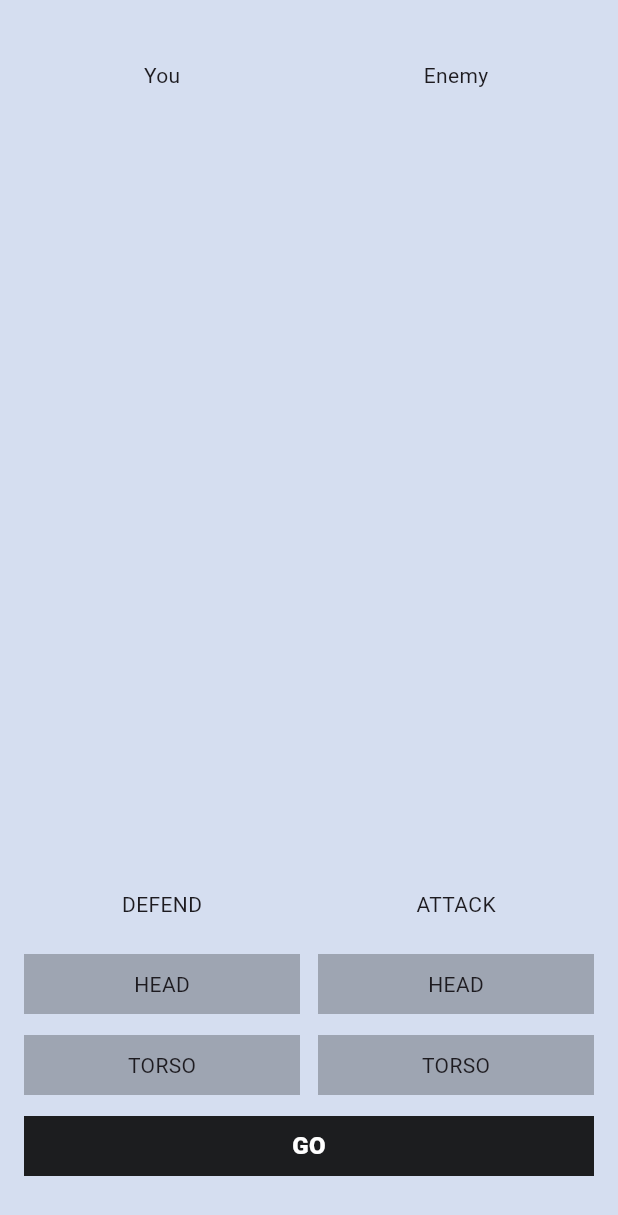
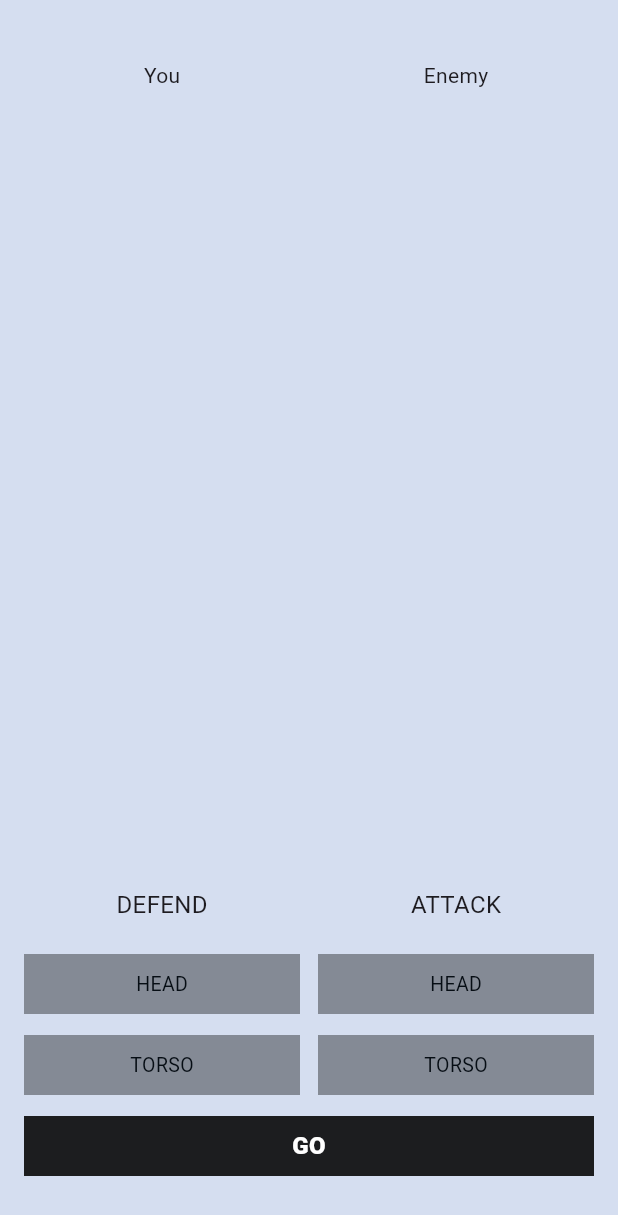
Before and after one commit to PavelSilinskiy/flutter_fight_club, a Flutter app: the screen it shows after launch, on a phone screen of 412 x 824 dp. Shown: the top 1215 px of the screen. Run offline on Flutter 3.47's test engine with Material 3 defaults, Android fonts, the phone set to English and light mode, and no system bars.

Commit message:
Changed buttons color

```diff
--- a/lib/main.dart
+++ b/lib/main.dart
@@ -89,7 +89,15 @@ class _MyHomePageState extends State<MyHomePage> {
                   children: [
                     SizedBox(
                       height: 40,
-                      child: Center(child: Text('Defend'.toUpperCase())),
+                      child: Center(
+                        child: Text(
+                          'Defend'.toUpperCase(),
+                          style: TextStyle(
+                            fontSize: 16,
+                            fontWeight: FontWeight.w400,
+                          ),
+                        ),
+                      ),
                     ),
                     SizedBox(height: 13),
                     BodyPartButton(
@@ -112,7 +120,15 @@ class _MyHomePageState extends State<MyHomePage> {
                   children: [
                     SizedBox(
                       height: 40,
-                      child: Center(child: Text('Attack'.toUpperCase())),
+                      child: Center(
+                        child: Text(
+                          'Attack'.toUpperCase(),
+                          style: TextStyle(
+                            fontSize: 16,
+                            fontWeight: FontWeight.w400,
+                          ),
+                        ),
+                      ),
                     ),
                     SizedBox(height: 13),
                     BodyPartButton(
@@ -209,8 +225,18 @@ class BodyPartButton extends StatelessWidget {
       child: SizedBox(
         height: 40,
         child: ColoredBox(
-          color: selected ? Color.fromRGBO(28, 121, 206, 1) : Colors.black26,
-          child: Center(child: Text(bodyPart.name.toUpperCase())),
+          color: selected ? Color(0xFF1C79CE) : Color.fromRGBO(0, 0, 0, 0.38),
+          child: Center(
+            child: Text(
+              style: TextStyle(
+                color: selected ? Color(0xFFFFFFFF) : Color(0xFF060D14),
+                fontSize: 13,
+                fontWeight: FontWeight.w400,
+                fontFamily: 'Roboto',
+              ),
+              bodyPart.name.toUpperCase(),
+            ),
+          ),
         ),
       ),
     );
```
